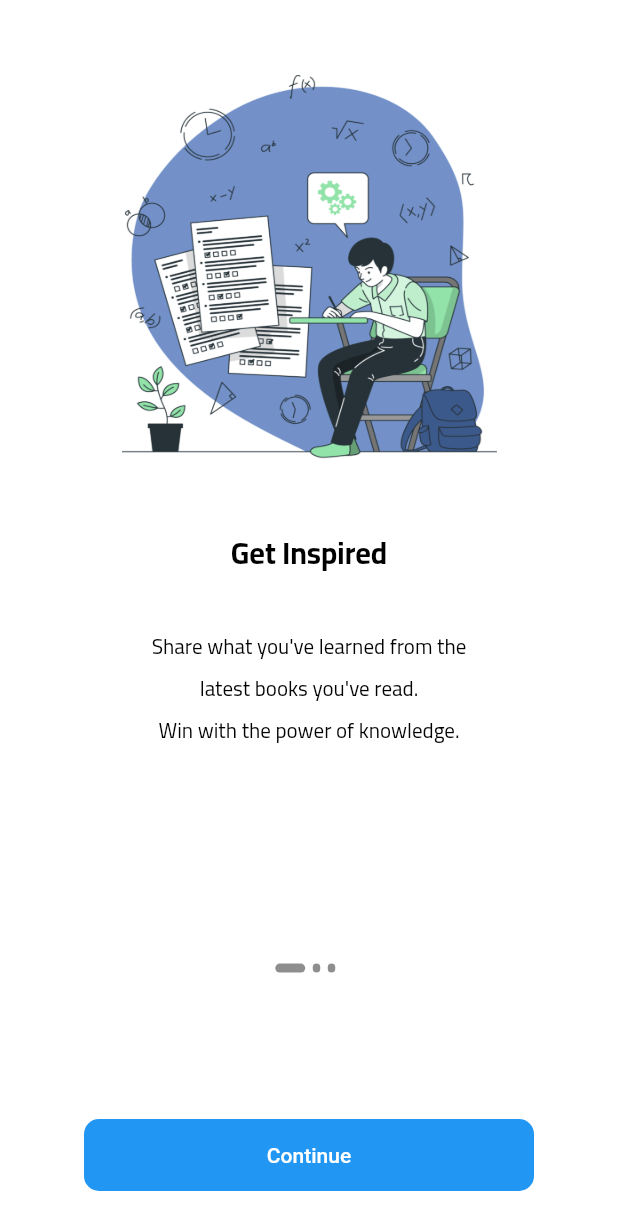
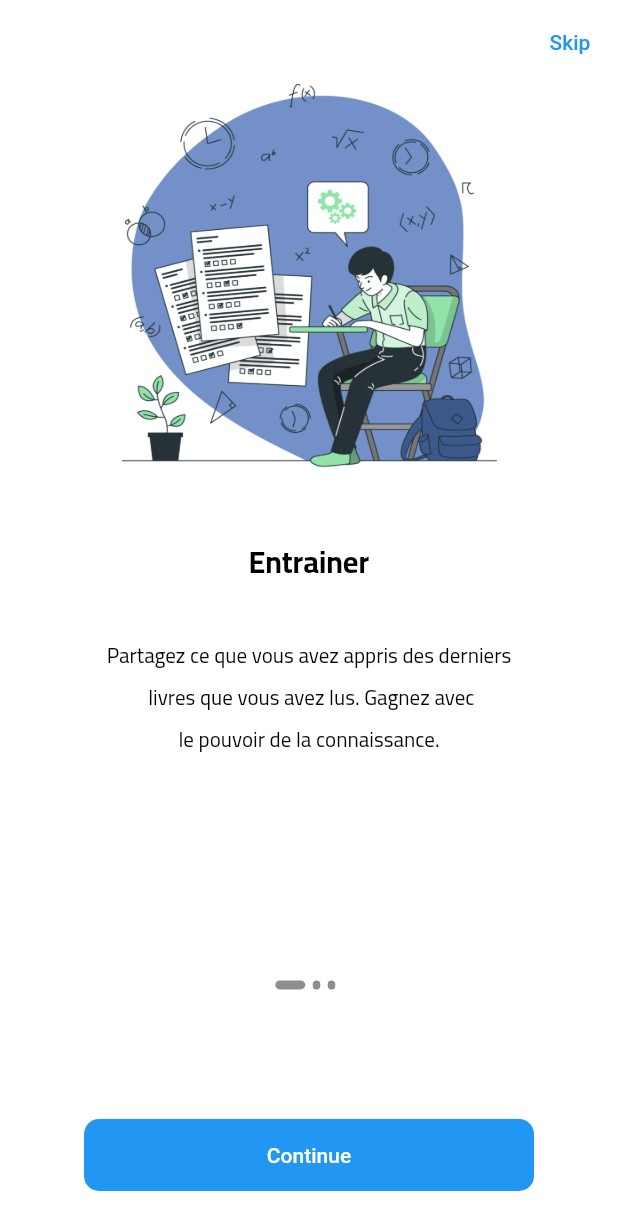
Before and after one commit to bensaltanahassan/QCM-App-with-Flutter, a Flutter app: the screen it shows after launch, on a phone screen of 412 x 824 dp. Shown: the top 1230 px of the screen. Run offline on Flutter 3.47's test engine with Material 2 defaults, Android fonts, the phone set to English and light mode, and no system bars; our stand-ins replace flutter_otp_text_field, get, icons_plus, shared_preferences; project files that could hold a hidden picture were left out.

Commit message:
add sharepref

```diff
--- a/lib/controller/onboarding/onboarding_controller.dart
+++ b/lib/controller/onboarding/onboarding_controller.dart
@@ -7,6 +7,7 @@
 abstract class OnBoardingController extends GetxController {
   next();
   onPageChanged(int index);
+  skip();
 }
 
 class OnBoardingControllerImp extends OnBoardingController {
@@ -15,6 +16,13 @@
   late String? textOfButton = "Continue";
 
   MyServices myServices = Get.find();
+
+  @override
+  skip() {
+    myServices.sharedPreferences.setString("onboarding", "1");
+
+    Get.offAndToNamed(AppRoutes.welcome);
+  }
 
   @override
   void next() {
@@ -29,7 +37,7 @@
       myServices.sharedPreferences.setString("onboarding", "1");
       textOfButton = "Get Started";
 
-      Get.offAllNamed(AppRoutes.login);
+      Get.offAllNamed(AppRoutes.welcome);
     }
   }
 
--- a/lib/core/constant/imageassets.dart
+++ b/lib/core/constant/imageassets.dart
@@ -4,6 +4,8 @@
   static const String onBoardingImageOne = "$rootImages/onboarding1.png";
   static const String onBoardingImageTwo = "$rootImages/onboarding2.png";
   static const String onBoardingImageThree = "$rootImages/onboarding3.png";
+  // welcome
+  static const String welcomeImage = "$rootImages/welcome.png";
   //ChooseLanguage
   // static const String chooseLanguageAr = "$rootImages/ar.png";
   // static const String chooseLanguageFr = "$rootImages/fr.png";
--- a/lib/core/constant/routes.dart
+++ b/lib/core/constant/routes.dart
@@ -10,4 +10,5 @@
   static const String successSignUp = "/successSignUp";
   static const String succesResetPassword = "/succesResetPassword";
   static const String verifycodeSignUp = "/verifycodesignup";
+  static const String welcome = "/welcome";
 }
--- a/lib/data/datasource/static/static.dart
+++ b/lib/data/datasource/static/static.dart
@@ -2,10 +2,10 @@
 import 'package:qcmapp/data/model/onboardingmodel.dart';
 
 List<OnBoardingModel> onBoardingList = [
-  OnBoardingModel("Get Inspired", AppImageAsset.onBoardingImageOne,
-      "Share what you've learned from the \nlatest books you've read.\nWin with the power of knowledge."),
-  OnBoardingModel("title2", AppImageAsset.onBoardingImageTwo,
-      "Share what you've learned from the \nlatest books you've read.\nWon with the power of knowledge."),
-  OnBoardingModel("title3", AppImageAsset.onBoardingImageThree,
-      "Share what you've learned from\nthe latest books you've read.\nWon with the power of knowledge."),
+  OnBoardingModel("Entrainer", AppImageAsset.onBoardingImageOne,
+      "Partagez ce que vous avez appris des derniers\n livres que vous avez lus. Gagnez avec \nle pouvoir de la connaissance. "),
+  OnBoardingModel("Preparer", AppImageAsset.onBoardingImageTwo,
+      "Avec les différents type de concours,\n et différents modèles, vous avez la grande chance\n d'intégrer à une école supérieure."),
+  OnBoardingModel("Être inspiré", AppImageAsset.onBoardingImageThree,
+      "QCM concours à est une plateforme intelligente.\nLe but est de motiver les élèves en éducation, bien préparer\n les concours dans le but d'intégrer ses écoles de rêve. "),
 ];
--- a/lib/main.dart
+++ b/lib/main.dart
@@ -3,7 +3,7 @@
 import 'package:qcmapp/binding.dart';
 import 'package:qcmapp/core/services/services.dart';
 import 'package:qcmapp/routes.dart';
-import 'package:qcmapp/view/screens/onboarding/onboardin.dart';
+import 'package:qcmapp/view/screens/onboarding/onboarding.dart';
 
 void main() async {
   WidgetsFlutterBinding.ensureInitialized();
@@ -38,7 +38,6 @@
               color: Colors.black,
             ),
           )),
-      home: const OnBoarding(),
       getPages: routes,
       initialBinding: MyBinding(),
     );
--- a/lib/routes.dart
+++ b/lib/routes.dart
@@ -1,16 +1,19 @@
 import 'package:get/get_navigation/src/routes/get_route.dart';
 import 'package:qcmapp/core/constant/routes.dart';
+import 'package:qcmapp/core/middleware/mymiddleware.dart';
 import 'package:qcmapp/view/screens/auth/forgetpassword.dart';
 import 'package:qcmapp/view/screens/auth/login.dart';
 import 'package:qcmapp/view/screens/auth/resetpassword.dart';
 import 'package:qcmapp/view/screens/auth/signup.dart';
 import 'package:qcmapp/view/screens/auth/verifyotp.dart';
+import 'package:qcmapp/view/screens/onboarding/onboarding.dart';
+import 'package:qcmapp/view/screens/welcome/welcome.dart';
 
 List<GetPage<dynamic>>? routes = [
   //Language
-  // GetPage(name: "/", page: () => const Language(), middlewares: [
-  //   MyMiddleWare(),
-  // ]),
+  GetPage(name: "/", page: () => const OnBoarding(), middlewares: [
+    MyMiddleWare(),
+  ]),
 
   // onBoarding
   // GetPage(name: AppRoutes.onBoarding, page: () => const OnBoarding()),
@@ -21,4 +24,5 @@
   GetPage(name: AppRoutes.forgetPassword, page: () => const ForgetPassword()),
   GetPage(name: AppRoutes.resetPassword, page: () => const ResetPassword()),
   GetPage(name: AppRoutes.verifycode, page: () => const VerifyOtp()),
+  GetPage(name: AppRoutes.welcome, page: () => const Welcome()),
 ];
--- a/lib/view/screens/onboarding/onboardin.dart
+++ b/lib/view/screens/onboarding/onboarding.dart
@@ -5,15 +5,26 @@
 import 'package:qcmapp/view/widgets/onboarding/customslideronboarding.dart';
 import 'package:qcmapp/view/widgets/onboarding/dotcontroller.dart';
 
-class OnBoarding extends StatelessWidget {
+class OnBoarding extends GetView<OnBoardingControllerImp> {
   const OnBoarding({Key? key}) : super(key: key);
 
   @override
   Widget build(BuildContext context) {
     Get.put(OnBoardingControllerImp());
-
     return Scaffold(
       backgroundColor: Colors.white,
+      appBar: AppBar(
+        backgroundColor: Colors.white,
+        shadowColor: Colors.white,
+        elevation: 0,
+        actions: [
+          TextButton(
+              onPressed: () {
+                controller.skip();
+              },
+              child: const Text("Skip"))
+        ],
+      ),
       body: SafeArea(
           child: Column(
         children: [
--- a/lib/view/widgets/onboarding/customslideronboarding.dart
+++ b/lib/view/widgets/onboarding/customslideronboarding.dart
@@ -18,14 +18,11 @@
       itemCount: onBoardingList.length,
       itemBuilder: (BuildContext context, int index) => Column(
         children: [
-          Padding(
-            padding: const EdgeInsets.only(top: 50),
-            child: Image.asset(
-              onBoardingList[index].image!,
-              width: 250,
-              height: 260,
-              fit: BoxFit.fill,
-            ),
+          Image.asset(
+            onBoardingList[index].image!,
+            width: 250,
+            height: 260,
+            fit: BoxFit.fill,
           ),
           const SizedBox(
             height: 40,
```
Also changed, not shown: lib/controller/welcome/welcomecontroller.dart (added, +23 -0 lines), lib/core/middleware/mymiddleware.dart (added, +19 -0 lines), lib/view/screens/welcome/welcome.dart (added, +66 -0 lines), lib/view/widgets/custombuttonauth.dart (+13 -3 lines), assets/images/onboarding3.png, assets/images/welcome.png (added), lib/controller/auth/signupcontroller.dart (renamed from lib/controller/signupcontroller.dart).
